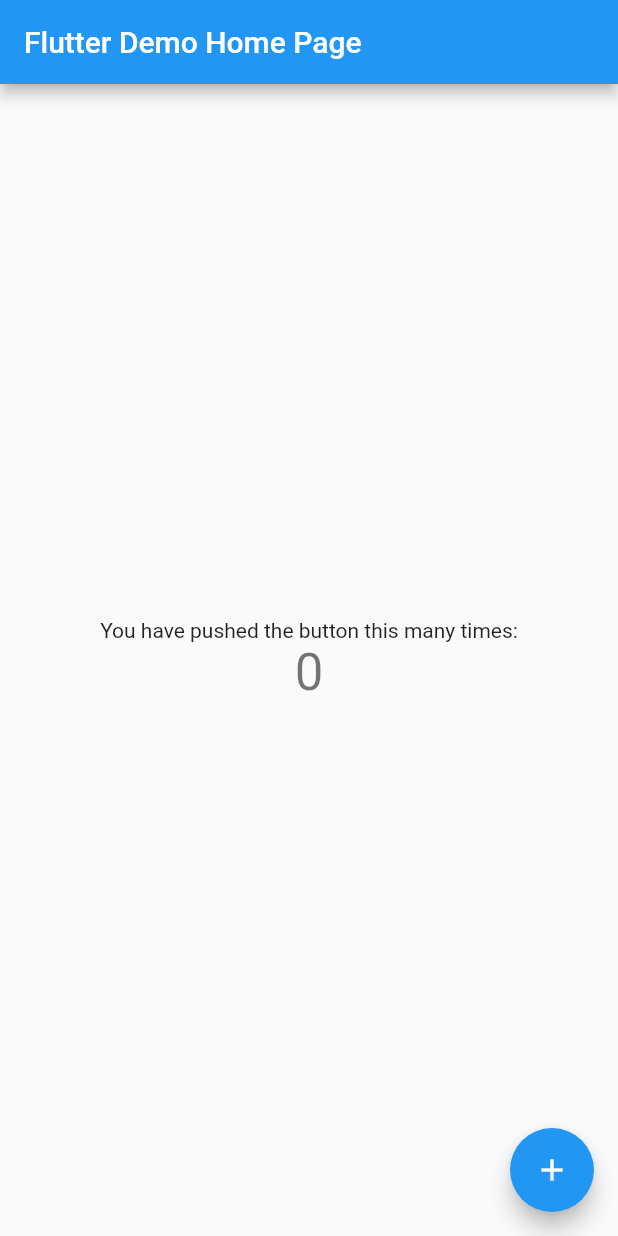
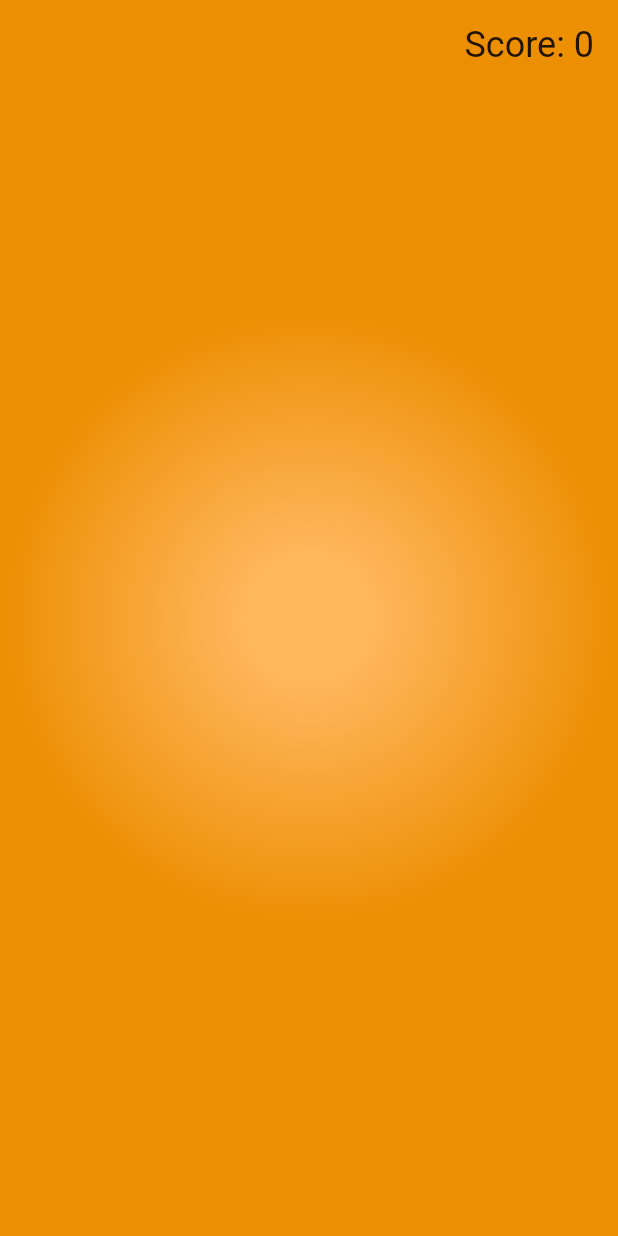
Before and after one commit to SunnatilloShavkatov/Friut-Ninja, a Flutter app: the screen it shows after launch, on a phone screen of 412 x 824 dp. Run offline on Flutter 3.47's test engine with Material 2 defaults, Android fonts, the phone set to English and light mode, and no system bars.

Commit message:
loyiha asosiy class lar yaratildi

```diff
--- /dev/null
+++ b/lib/initial_page.dart
@@ -0,0 +1,31 @@
+import 'package:flutter/material.dart';
+import 'package:flutter/services.dart';
+
+import 'canvas_area/canvas_area.dart';
+
+class InitialPage extends StatefulWidget {
+  @override
+  _InitialScreenState createState() => _InitialScreenState();
+}
+
+class _InitialScreenState extends State<InitialPage> {
+  @override
+  void initState() {
+    SystemChrome.setEnabledSystemUIOverlays([SystemUiOverlay.bottom]);
+    SystemChrome.setSystemUIOverlayStyle(SystemUiOverlayStyle(
+      statusBarColor: Colors.yellowAccent,
+    ));
+    super.initState();
+  }
+
+  @override
+  Widget build(BuildContext context) {
+    return MaterialApp(
+        debugShowCheckedModeBanner: false,
+        home: Scaffold(
+            backgroundColor: Colors.black54,
+            body: CanvasArea()
+        )
+    );
+  }
+}
--- a/lib/main.dart
+++ b/lib/main.dart
@@ -1,113 +1,20 @@
 import 'package:flutter/material.dart';
+import 'package:fruit_ninja/initial_page.dart';
 
 void main() {
-  runApp(MyApp());
+  runApp(InitialPage());
 }
 
 class MyApp extends StatelessWidget {
-  // This widget is the root of your application.
   @override
   Widget build(BuildContext context) {
     return MaterialApp(
-      title: 'Flutter Demo',
+      title: 'Fruit Ninja clone',
       theme: ThemeData(
-        // This is the theme of your application.
-        //
-        // Try running your application with "flutter run". You'll see the
-        // application has a blue toolbar. Then, without quitting the app, try
-        // changing the primarySwatch below to Colors.green and then invoke
-        // "hot reload" (press "r" in the console where you ran "flutter run",
-        // or simply save your changes to "hot reload" in a Flutter IDE).
-        // Notice that the counter didn't reset back to zero; the application
-        // is not restarted.
         primarySwatch: Colors.blue,
+        visualDensity: VisualDensity.adaptivePlatformDensity,
       ),
-      home: MyHomePage(title: 'Flutter Demo Home Page'),
+      home: InitialPage(),
     );
   }
 }
-
-class MyHomePage extends StatefulWidget {
-  MyHomePage({Key key, this.title}) : super(key: key);
-
-  // This widget is the home page of your application. It is stateful, meaning
-  // that it has a State object (defined below) that contains fields that affect
-  // how it looks.
-
-  // This class is the configuration for the state. It holds the values (in this
-  // case the title) provided by the parent (in this case the App widget) and
-  // used by the build method of the State. Fields in a Widget subclass are
-  // always marked "final".
-
-  final String title;
-
-  @override
-  _MyHomePageState createState() => _MyHomePageState();
-}
-
-class _MyHomePageState extends State<MyHomePage> {
-  int _counter = 0;
-
-  void _incrementCounter() {
-    setState(() {
-      // This call to setState tells the Flutter framework that something has
-      // changed in this State, which causes it to rerun the build method below
-      // so that the display can reflect the updated values. If we changed
-      // _counter without calling setState(), then the build method would not be
-      // called again, and so nothing would appear to happen.
-      _counter++;
-    });
-  }
-
-  @override
-  Widget build(BuildContext context) {
-    // This method is rerun every time setState is called, for instance as done
-    // by the _incrementCounter method above.
-    //
-    // The Flutter framework has been optimized to make rerunning build methods
-    // fast, so that you can just rebuild anything that needs updating rather
-    // than having to individually change instances of widgets.
-    return Scaffold(
-      appBar: AppBar(
-        // Here we take the value from the MyHomePage object that was created by
-        // the App.build method, and use it to set our appbar title.
-        title: Text(widget.title),
-      ),
-      body: Center(
-        // Center is a layout widget. It takes a single child and positions it
-        // in the middle of the parent.
-        child: Column(
-          // Column is also a layout widget. It takes a list of children and
-          // arranges them vertically. By default, it sizes itself to fit its
-          // children horizontally, and tries to be as tall as its parent.
-          //
-          // Invoke "debug painting" (press "p" in the console, choose the
-          // "Toggle Debug Paint" action from the Flutter Inspector in Android
-          // Studio, or the "Toggle Debug Paint" command in Visual Studio Code)
-          // to see the wireframe for each widget.
-          //
-          // Column has various properties to control how it sizes itself and
-          // how it positions its children. Here we use mainAxisAlignment to
-          // center the children vertically; the main axis here is the vertical
-          // axis because Columns are vertical (the cross axis would be
-          // horizontal).
-          mainAxisAlignment: MainAxisAlignment.center,
-          children: <Widget>[
-            Text(
-              'You have pushed the button this many times:',
-            ),
-            Text(
-              '$_counter',
-              style: Theme.of(context).textTheme.headline4,
-            ),
-          ],
-        ),
-      ),
-      floatingActionButton: FloatingActionButton(
-        onPressed: _incrementCounter,
-        tooltip: 'Increment',
-        child: Icon(Icons.add),
-      ), // This trailing comma makes auto-formatting nicer for build methods.
-    );
-  }
-}
--- /dev/null
+++ b/lib/models/fruit.dart
@@ -0,0 +1,37 @@
+import 'dart:ui';
+
+import 'gravitational_object.dart';
+
+class Fruit extends GravitationalObject {
+  Fruit({
+    position,
+    this.width,
+    this.height,
+    gravitySpeed = 0.0,
+    additionalForce = const Offset(0,0),
+    rotation = 0.25
+  }) : super(position: position, gravitySpeed: gravitySpeed, additionalForce: additionalForce, rotation: rotation);
+
+  double width;
+  double height;
+
+  bool isPointInside(Offset point) {
+    if (point.dx < position.dx) {
+      return false;
+    }
+
+    if (point.dx > position.dx + width) {
+      return false;
+    }
+
+    if (point.dy < position.dy) {
+      return false;
+    }
+
+    if (point.dy > position.dy + height) {
+      return false;
+    }
+
+    return true;
+  }
+}
--- /dev/null
+++ b/lib/models/gravitational_object.dart
@@ -0,0 +1,24 @@
+import 'dart:ui';
+
+abstract class GravitationalObject {
+  GravitationalObject({
+    this.position,
+    this.gravitySpeed = 0.0,
+    this.additionalForce = const Offset(0,0),
+    this.rotation
+  });
+
+  Offset position;
+  double gravitySpeed;
+  double _gravity = 1.0;
+  Offset additionalForce;
+  double rotation;
+
+  void applyGravity() {
+    gravitySpeed += _gravity;
+    position = Offset(
+        position.dx + additionalForce.dx,
+        position.dy + gravitySpeed + additionalForce.dy
+    );
+  }
+}
--- a/pubspec.yaml
+++ b/pubspec.yaml
@@ -27,7 +27,7 @@ dependencies:
 
   # The following adds the Cupertino Icons font to your application.
   # Use with the CupertinoIcons class for iOS style icons.
-  cupertino_icons: ^1.0.0
+#  cupertino_icons: ^1.0.0
 
 dev_dependencies:
   flutter_test:
@@ -48,7 +48,8 @@ flutter:
   # assets:
   #   - images/a_dot_burr.jpeg
   #   - images/a_dot_ham.jpeg
-
+  assets:
+    - assets/
   # An image asset can refer to one or more resolution-specific "variants", see
   # https://flutter.dev/assets-and-images/#resolution-aware.
 
```
Also changed, not shown: lib/canvas_area/canvas_area.dart (added, +268 -0 lines), lib/canvas_area/slice_painter.dart (added, +82 -0 lines), lib/models/fruit_part.dart (added, +19 -0 lines), lib/models/tounch_slice.dart (added, +8 -0 lines), assets/melon_cut.png (added), assets/melon_cut_right.png (added), assets/melon_splash.png (added), assets/melon_uncut.png (added), pubspec.lock, 1 other file.
